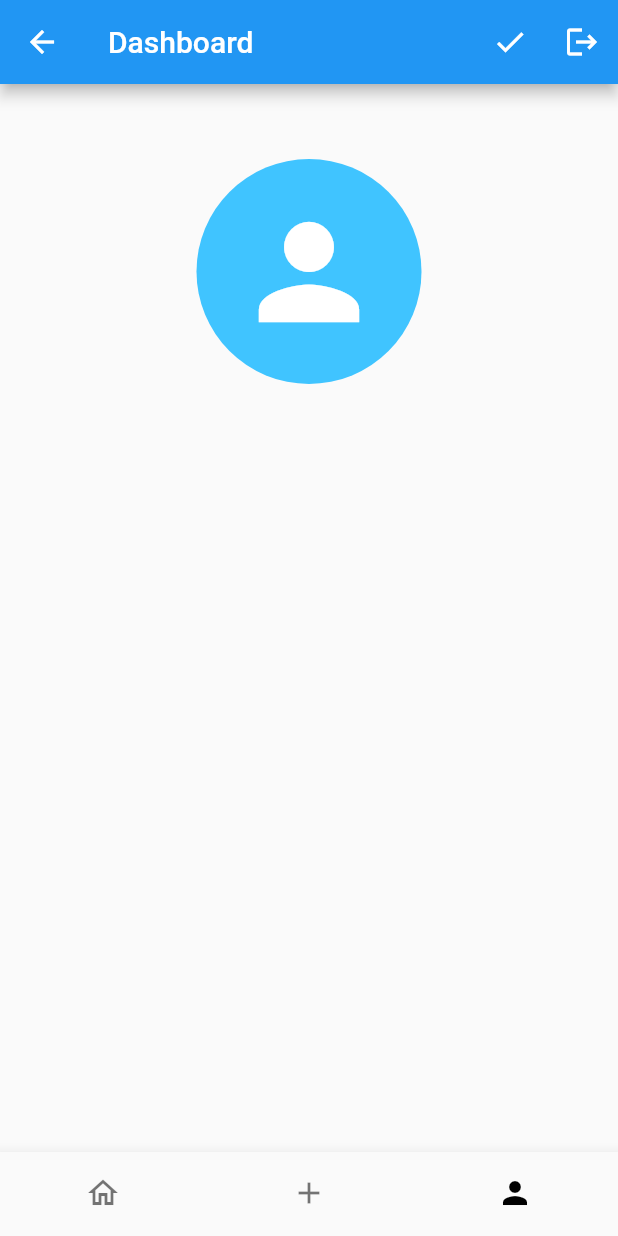
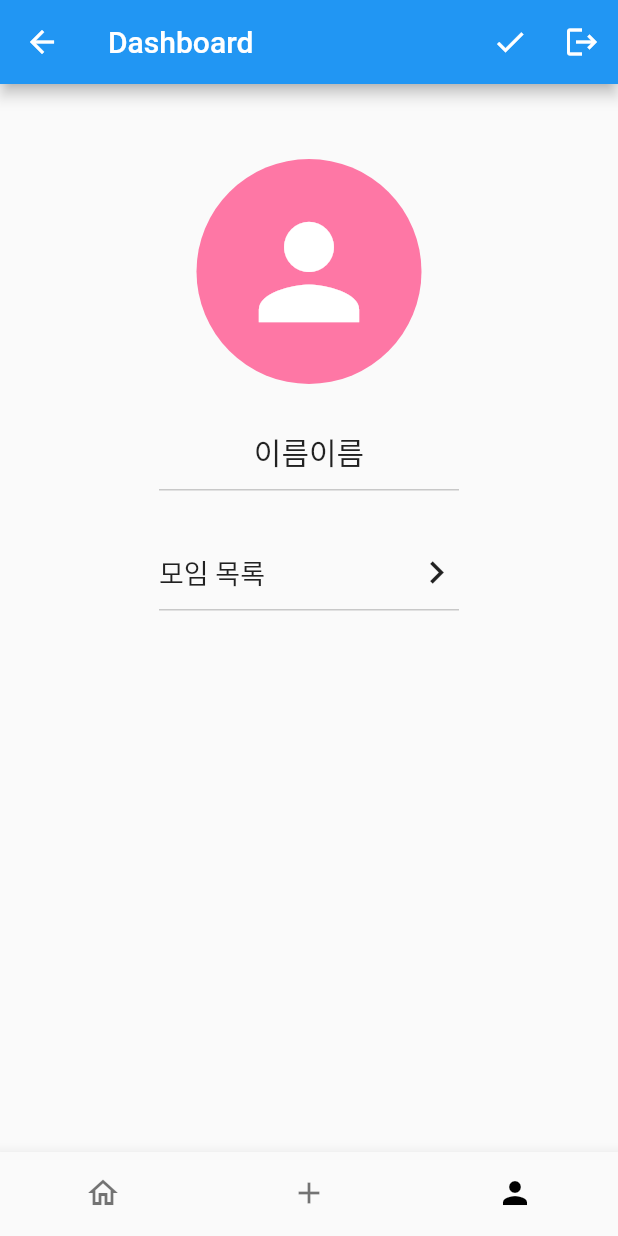
Before and after one commit to rwarou/our-schedule-flutter, a Flutter app: the Dashboard screen opened by its route, item 3 of the bottom bar chosen, on a phone screen of 412 x 824 dp. Run offline on Flutter 3.47's test engine with Material 2 defaults, Android fonts, the light colour scheme and no system bars; our stand-ins replace dio, flutter_secure_storage, get, table_calendar; accounts and stored records are empty.

Commit message:
아바타, 이름, 버튼 하나

```diff
--- a/lib/pages/dashboard/my_page.dart
+++ b/lib/pages/dashboard/my_page.dart
@@ -13,28 +13,95 @@ class _MyPageState extends State<MyPage> {
     Size size = MediaQuery.of(context).size;
     double width = size.width;
 
-    return Padding(
-      padding: EdgeInsets.all(20),
-      child: Container(
-        alignment: Alignment.center,
-        child: Column(
-          children: <Widget>[
-            Container(
+    border() {
+      return OutlineInputBorder(
+        borderRadius: BorderRadius.circular(10),
+        borderSide:
+            BorderSide(width: 1, color: Colors.lightBlue.withOpacity(0.5)),
+      );
+    }
+
+    avatar() {
+      return Container(
         width: 150,
         height: 150,
         margin: EdgeInsets.only(top: 30),
         decoration: BoxDecoration(
           borderRadius: BorderRadius.circular(80),
-                  color: Colors.lightBlueAccent),
+          color: Colors.pinkAccent.withOpacity(0.7),
+        ),
         child: const Icon(
           Icons.person,
           color: Colors.white,
           size: 100,
         ),
+      );
+    }
+
+    name() {
+      return Container(
+        padding: EdgeInsets.only(top: 30, bottom: 30),
+        width: 200,
+        child: Container(
+          padding: EdgeInsets.only(bottom: 10),
+          alignment: Alignment.center,
+          width: 150,
+          decoration: BoxDecoration(
+            border: Border(
+              bottom: BorderSide(
+                color: Colors.black.withOpacity(0.2),
+              ),
+            ),
+          ),
+          child: const Text(
+            '이름이름',
+            style: TextStyle(fontSize: 20),
+          ),
+        ),
+      );
+    }
+
+    groupListButton() {
+      return GestureDetector(
+        onTap: () {},
+        child: Container(
+          alignment: Alignment.center,
+          width: 200,
+          height: 50,
+          decoration: BoxDecoration(
+            border: Border(
+              bottom: BorderSide(
+                color: Colors.black.withOpacity(0.2),
+              ),
+            ),
+          ),
+          child: Row(
+            mainAxisAlignment: MainAxisAlignment.spaceBetween,
+            children: const [
+              Text(
+                '모임 목록',
+                style: TextStyle(fontSize: 18),
+              ),
+              Icon(
+                Icons.chevron_right,
+                size: 30,
               ),
             ],
           ),
         ),
       );
     }
+
+    return Container(
+      padding: EdgeInsets.all(20),
+      alignment: Alignment.center,
+      child: Column(
+        children: <Widget>[
+          avatar(),
+          name(),
+          groupListButton(),
+        ],
+      ),
+    );
   }
+}
```
Lines whose indentation alone changed are shown as unchanged.
